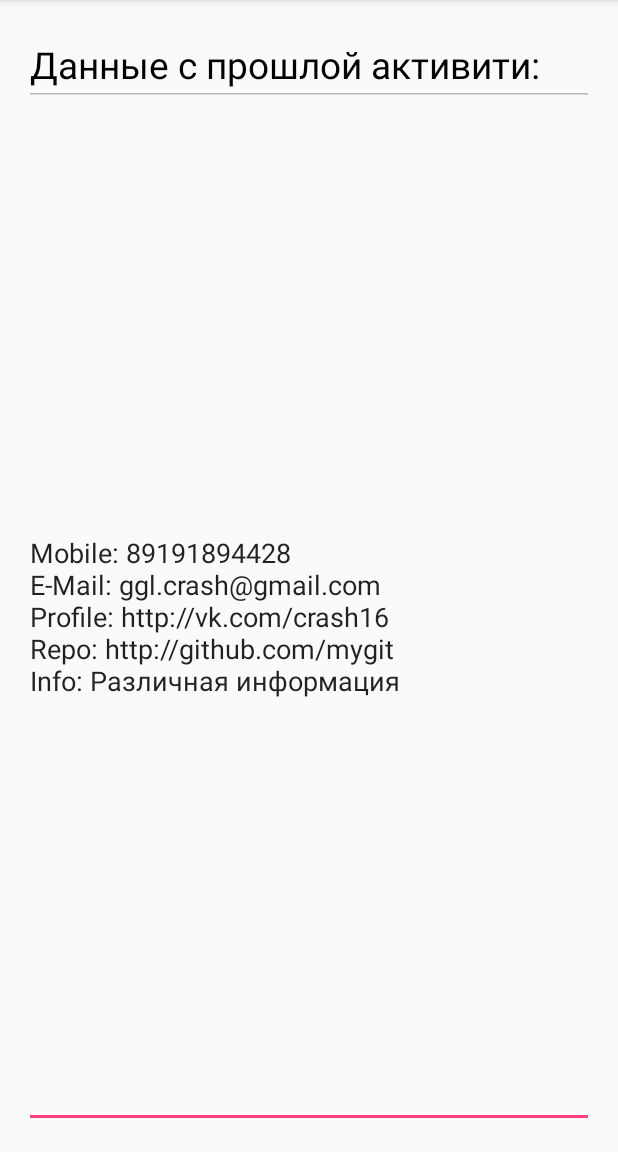
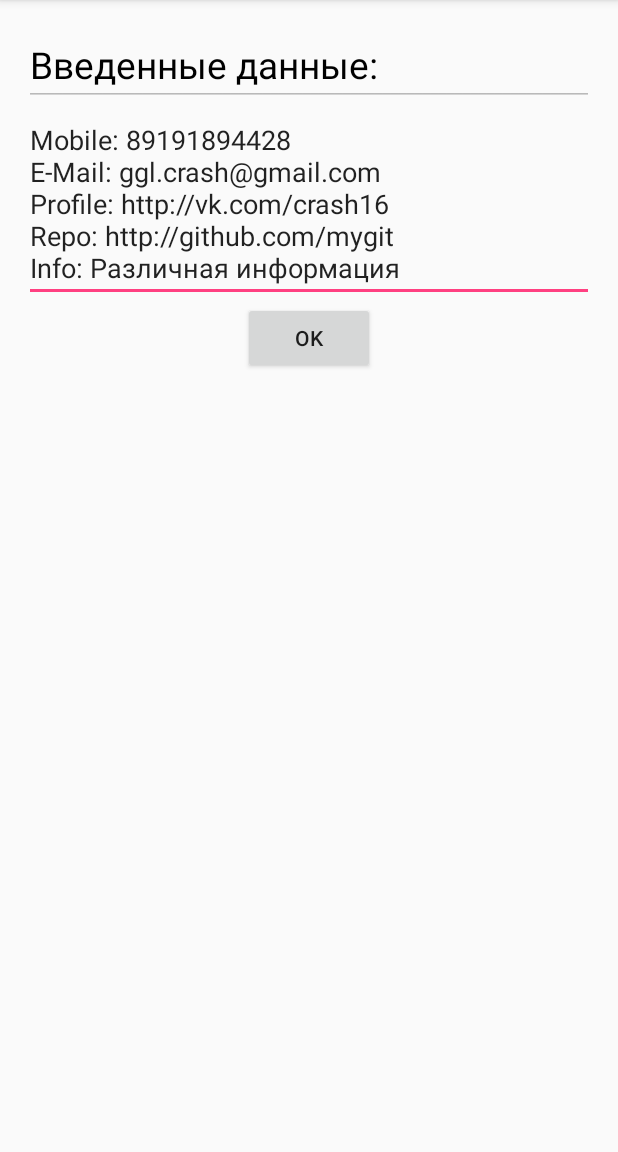
Before and after one commit to gglcrash/AndroidDev, an Android app: the screen it shows after launch (ResultActivity), after a tap on "DONE!", on a phone screen of 412 x 824 dp, the part 84-1236 px from its top. Run offline under Robolectric (Android 15) with nearby library versions, the phone set to English and light mode, and no system bars.

Commit message:
result activity

```diff
--- a/app/src/main/java/com/softdesign/devintensive/ui/activities/MainActivity.java
+++ b/app/src/main/java/com/softdesign/devintensive/ui/activities/MainActivity.java
@@ -135,6 +135,7 @@ public class MainActivity extends AppCompatActivity implements View.OnClickListe
                 "Profile: "+editTextProfile.getText().toString()+"\n"+
                 "Repo: "+editTextRepo.getText().toString()+"\n"+
                 "Info: "+editTextInfo.getText().toString();
+
         intent.putExtra(ConstantManager.EXTRA_MESSAGE, message);
         startActivity(intent);
 
--- a/app/src/main/java/com/softdesign/devintensive/ui/activities/ResultActivity.java
+++ b/app/src/main/java/com/softdesign/devintensive/ui/activities/ResultActivity.java
@@ -3,6 +3,7 @@ package com.softdesign.devintensive.ui.activities;
 import android.content.Intent;
 import android.support.v7.app.AppCompatActivity;
 import android.os.Bundle;
+import android.view.View;
 import android.widget.EditText;
 
 import com.softdesign.devintensive.R;
@@ -21,4 +22,8 @@ public class ResultActivity extends AppCompatActivity {
         resultEditText.setText(message);
 
     }
+
+    public void onOk(View v){
+        finish();
+    }
 }
--- a/app/src/main/res/layout/activity_main.xml
+++ b/app/src/main/res/layout/activity_main.xml
@@ -237,7 +237,6 @@
                     style="@style/maintext"
                     android:id="@+id/info_edittext"
                     android:hint="О себе"
-                    android:inputType="text"
                     android:text="Различная информация"
                     />
             </android.support.design.widget.TextInputLayout>>
--- a/app/src/main/res/layout/activity_result.xml
+++ b/app/src/main/res/layout/activity_result.xml
@@ -15,12 +15,21 @@
         android:layout_height="wrap_content"
         android:enabled="false"
         android:focusable="false"
-        android:text="Данные с прошлой активити:"
+        android:text="Введенные данные:"
         android:textColor="@color/black"
-        android:textSize="11pt"/>
+        android:textSize="11pt"
+        />
     <EditText
         android:id="@+id/result_edittext"
         android:layout_width="match_parent"
-        android:layout_height="match_parent"
+        android:layout_height="wrap_content"
         android:layout_below="@+id/textLabel"/>
+    <Button
+        android:layout_width="wrap_content"
+        android:layout_height="wrap_content"
+        android:text="OK"
+        android:layout_below="@id/result_edittext"
+        android:gravity="center"
+        android:layout_centerHorizontal="true"
+        android:onClick="onOk"/>
 </RelativeLayout>
```
